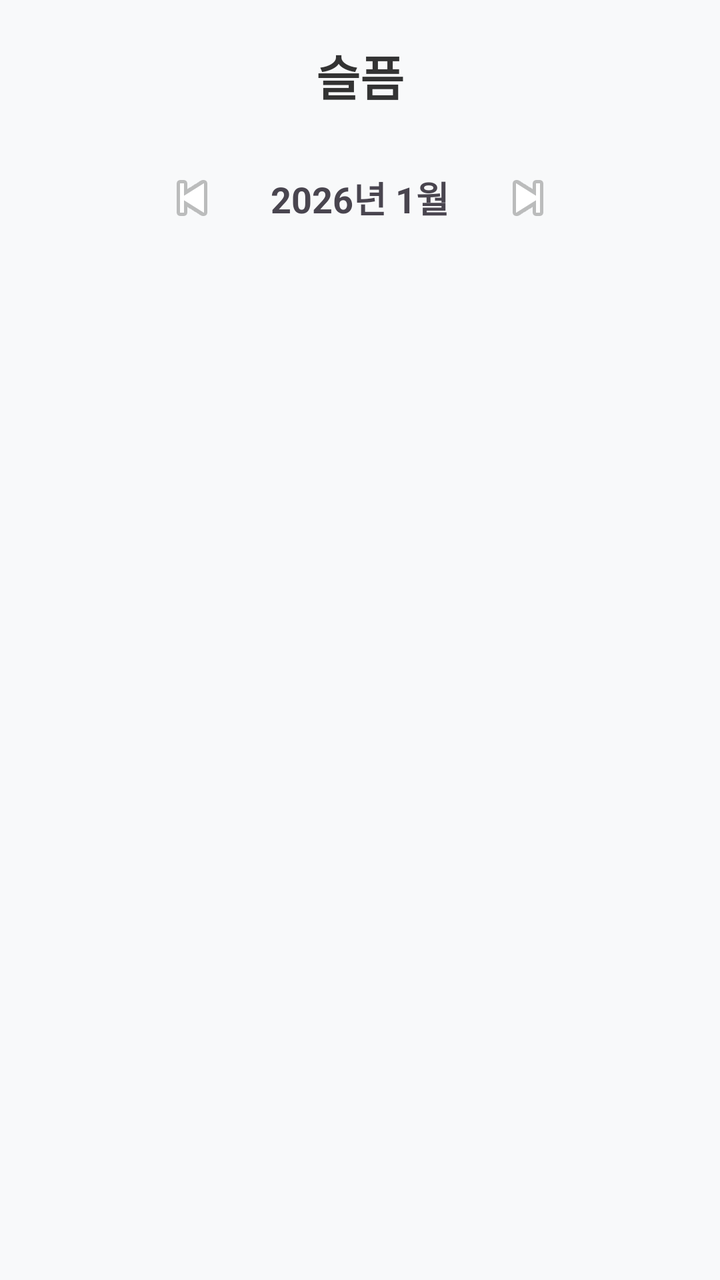
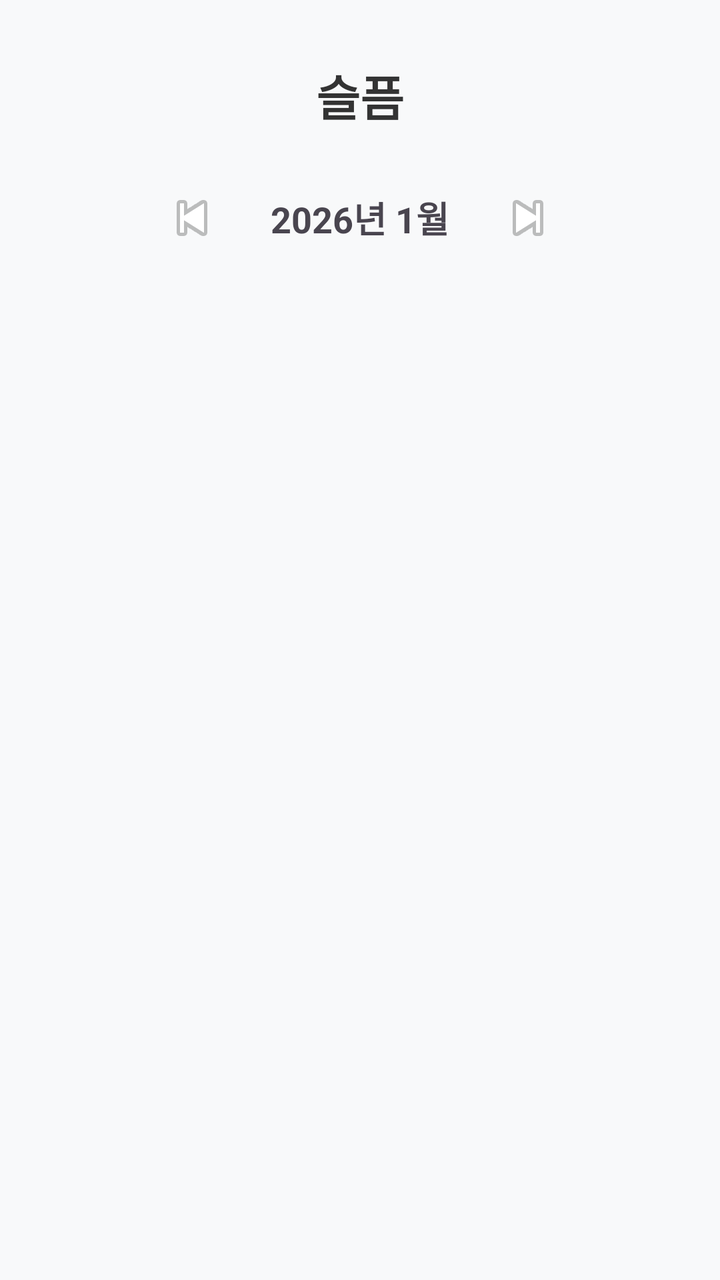

Compare the two renders of this Android layout. The source of the first and the diff that turns it into the second are given below.
<!-- AndroidManifest.xml: application theme Theme.DiaryOfThatTime -->
<!-- res/layout/archive_emotion_detail.xml -->
<?xml version="1.0" encoding="utf-8"?>
<LinearLayout xmlns:android="http://schemas.android.com/apk/res/android"
    android:layout_width="match_parent"
    android:layout_height="match_parent"
    android:orientation="vertical"
    android:background="#F8F9FA">

    <TextView
        android:id="@+id/txtDetailTitle"
        android:layout_width="match_parent"
        android:layout_height="wrap_content"
        android:text="슬픔"
        android:textSize="24sp"
        android:textStyle="bold"
        android:gravity="center"
        android:padding="20dp"
        android:textColor="#333333"/>

    <LinearLayout
        android:layout_width="match_parent"
        android:layout_height="wrap_content"
        android:gravity="center"
        android:orientation="horizontal"
        android:paddingBottom="10dp">

        <ImageButton
            android:id="@+id/btnPrevMonth"
            android:layout_width="48dp"
            android:layout_height="48dp"
            android:background="?attr/selectableItemBackgroundBorderless"
            android:src="@android:drawable/ic_media_previous" />

        <TextView
            android:id="@+id/txtCurrentDate"
            android:layout_width="120dp"
            android:layout_height="wrap_content"
            android:gravity="center"
            android:text="2026년 1월"
            android:textSize="18sp"
            android:textStyle="bold" />

        <ImageButton
            android:id="@+id/btnNextMonth"
            android:layout_width="48dp"
            android:layout_height="48dp"
            android:background="?attr/selectableItemBackgroundBorderless"
            android:src="@android:drawable/ic_media_next" />
    </LinearLayout>

    <androidx.recyclerview.widget.RecyclerView
        android:id="@+id/recyclerDetailList"
        android:layout_width="match_parent"
        android:layout_height="match_parent"
        android:padding="16dp"
        android:clipToPadding="false"/>

</LinearLayout>
<!-- resources referenced by this layout -->
<resources>
  <style name="Theme.DiaryOfThatTime" parent="Base.Theme.DiaryOfThatTime" />
  <style name="Base.Theme.DiaryOfThatTime" parent="Theme.Material3.DayNight.NoActionBar">
          
          
      </style>
</resources>

<!-- the commit's change to res/layout/archive_emotion_detail.xml (unified diff, before → after) -->
@@ -13,7 +13,8 @@
         android:textSize="24sp"
         android:textStyle="bold"
         android:gravity="center"
-        android:padding="20dp"
+        android:padding="10dp"
+        android:layout_marginTop="20dp"
         android:textColor="#333333"/>
 
     <LinearLayout
@@ -21,7 +22,7 @@
         android:layout_height="wrap_content"
         android:gravity="center"
         android:orientation="horizontal"
-        android:paddingBottom="10dp">
+        android:padding="10dp">
 
         <ImageButton
             android:id="@+id/btnPrevMonth"
@@ -54,4 +55,15 @@
         android:padding="16dp"
         android:clipToPadding="false"/>
 
+    <TextView
+        android:id="@+id/txtNoData"
+        android:layout_width="match_parent"
+        android:layout_height="wrap_content"
+        android:layout_marginTop="100dp"
+        android:gravity="center"
+        android:text="이번 달은 아직 기록이 없어요!\n나의 감정을 기록해보세요.✨"
+        android:textColor="#9E9E9E"
+        android:textSize="16sp"
+        android:visibility="gone" />
+
 </LinearLayout>
